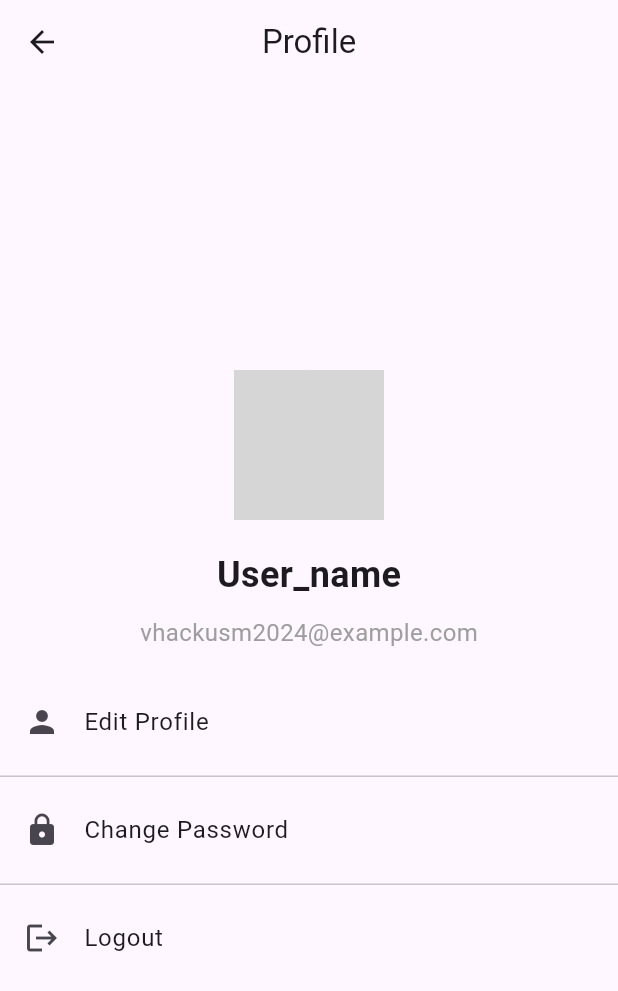
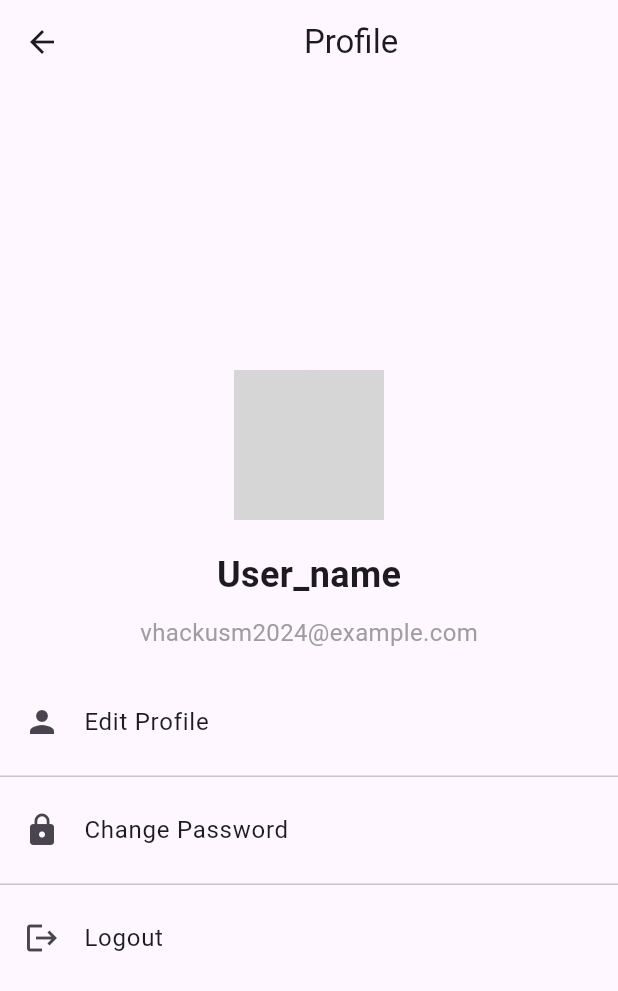
Before and after one commit to khawarizmi02/WealthSense, a Flutter app: the ProfilePage screen opened directly, on a phone screen of 412 x 824 dp. Shown: the top 991 px of the screen. Run offline on Flutter 3.47's test engine with Material 3 defaults, Android fonts, the phone set to English and light mode, and no system bars; network calls fail; grey boxes are pictures that could not be loaded.

Commit message:
Add component to Profile Page

```diff
--- a/lib/navigation/profile_page.dart
+++ b/lib/navigation/profile_page.dart
@@ -25,8 +25,9 @@ class ProfilePage extends StatelessWidget {
   Widget build(BuildContext context) {
     return Scaffold(
       appBar: AppBar(
-        title: Text('Profile'),
-        centerTitle: true,
+        title: Center( // Wrap the title with Center widget
+          child: Text('Profile'),
+        ),
       ),
       body: Center( // Center the content vertically
         child: SingleChildScrollView(
```
